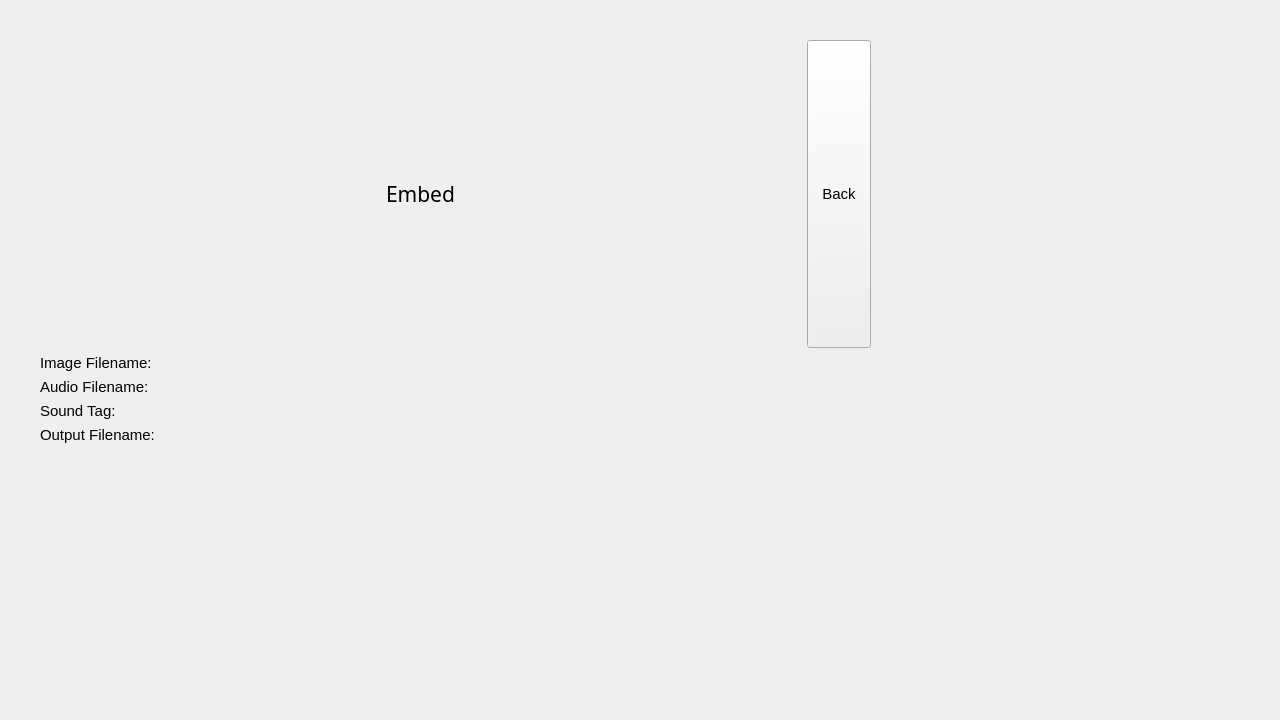
The window that resources/qt/embedwidget.ui (jmdaemon/oggex) describes before a commit, drawn with Qt 5.
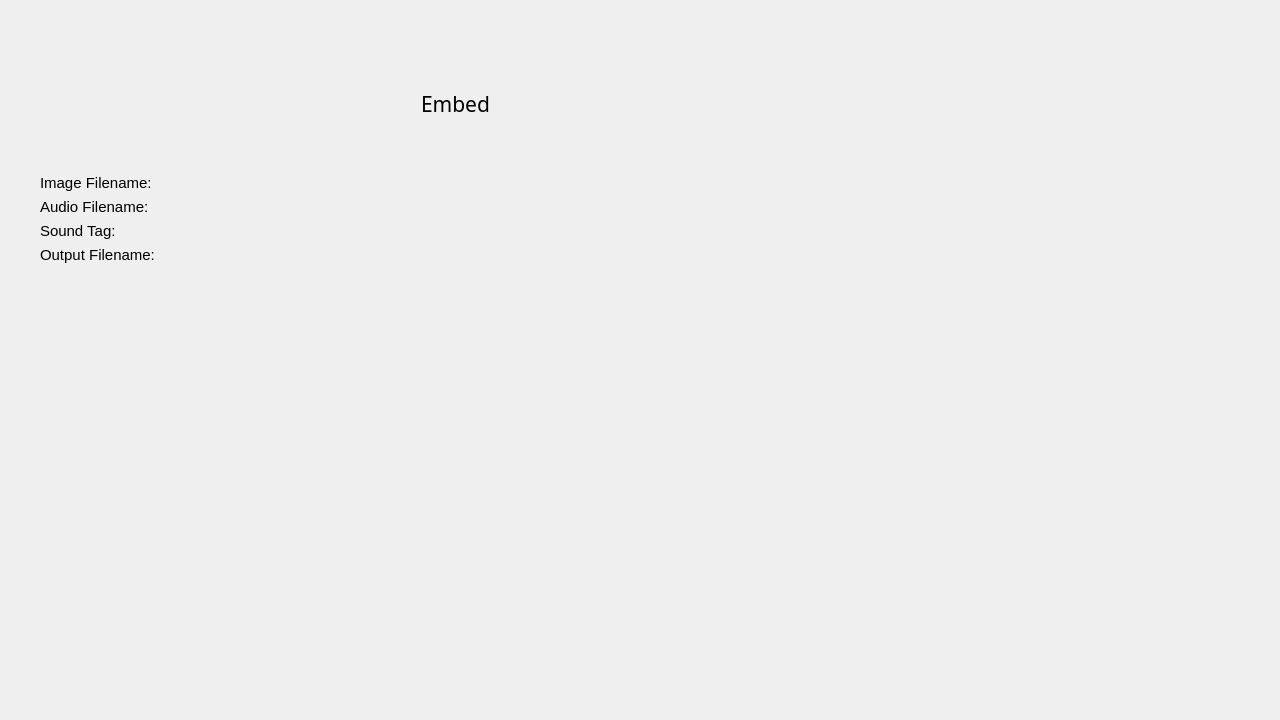
The same window after the commit.

Commit message:
Remove back button
The back button is redundant as there is already the ComboBox that can
move between the other stacked windows.

Patch:
```diff
--- a/resources/qt/embedwidget.ui
+++ b/resources/qt/embedwidget.ui
@@ -110,28 +110,6 @@
         </property>
        </widget>
       </item>
-      <item>
-       <widget class="QPushButton" name="btn_back">
-        <property name="sizePolicy">
-         <sizepolicy hsizetype="Minimum" vsizetype="Minimum">
-          <horstretch>0</horstretch>
-          <verstretch>0</verstretch>
-         </sizepolicy>
-        </property>
-        <property name="maximumSize">
-         <size>
-          <width>64</width>
-          <height>16777215</height>
-         </size>
-        </property>
-        <property name="text">
-         <string>Back</string>
-        </property>
-        <property name="autoDefault">
-         <bool>false</bool>
-        </property>
-       </widget>
-      </item>
      </layout>
     </item>
     <item>
```
